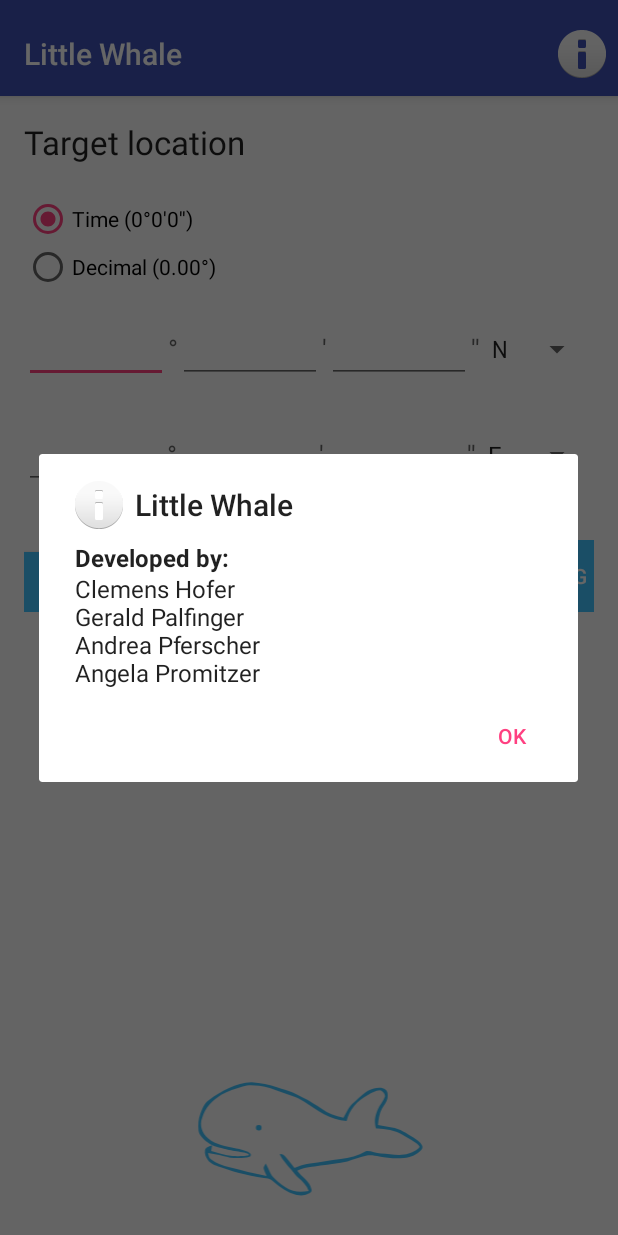
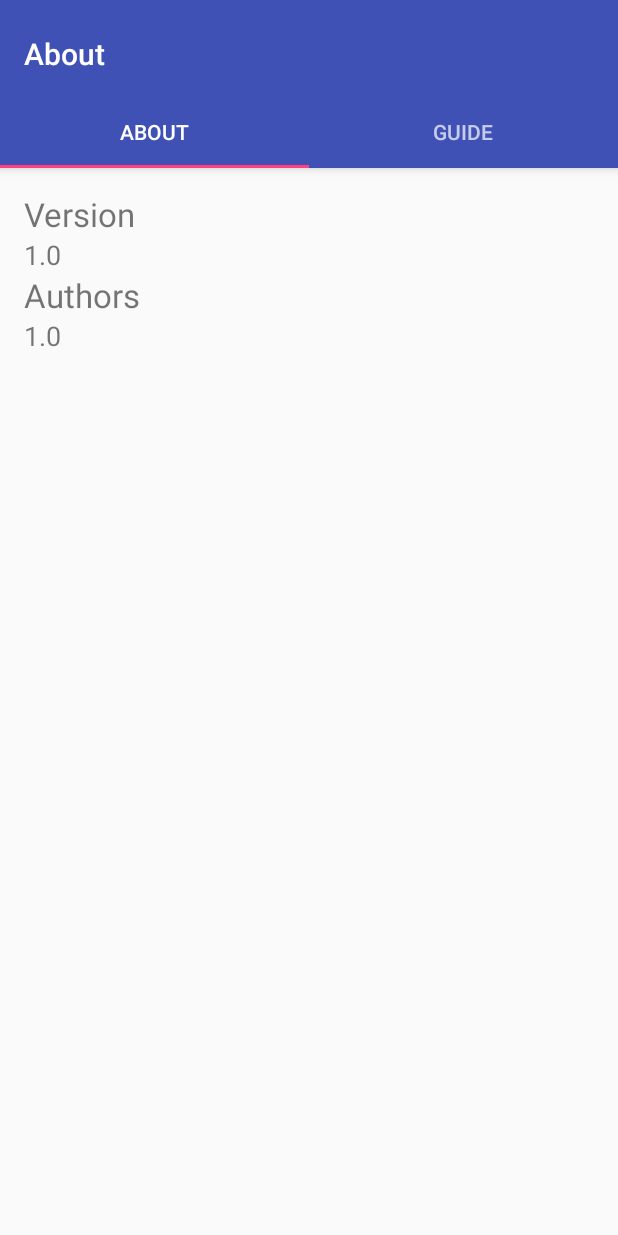
Before and after one commit to Gerii/sw16_free_LittleWhale, an Android app: the screen it shows after launch (EnterCoordinates before the commit, AboutActivity after it), after a tap on "About", on a phone screen of 412 x 824 dp. Run offline under Robolectric (Android 15) with nearby library versions, the phone set to English and light mode, and no system bars.

Commit message:
[HO,PA] Add new about page layout

```diff
--- /dev/null
+++ b/LittleWhale/app/src/main/java/com/example/andrea/littewhale/AboutActivity.java
@@ -0,0 +1,166 @@
+package com.example.andrea.littewhale;
+
+import android.content.Context;
+import android.graphics.Typeface;
+import android.support.design.widget.TabLayout;
+import android.support.design.widget.FloatingActionButton;
+import android.support.design.widget.Snackbar;
+import android.support.v7.app.AppCompatActivity;
+import android.support.v7.widget.LinearLayoutManager;
+import android.support.v7.widget.RecyclerView;
+import android.support.v7.widget.Toolbar;
+
+import android.support.v4.app.Fragment;
+import android.support.v4.app.FragmentManager;
+import android.support.v4.app.FragmentPagerAdapter;
+import android.support.v4.view.ViewPager;
+import android.os.Bundle;
+import android.util.Log;
+import android.view.LayoutInflater;
+import android.view.Menu;
+import android.view.MenuItem;
+import android.view.View;
+import android.view.ViewGroup;
+
+import android.widget.TextView;
+import android.widget.Toast;
+
+import com.example.andrea.utils.Weather;
+import com.example.andrea.utils.WeatherStorage;
+
+import java.text.DecimalFormat;
+import java.util.ArrayList;
+import java.util.Calendar;
+
+public class AboutActivity extends AppCompatActivity {
+
+    /**
+     * The {@link android.support.v4.view.PagerAdapter} that will provide
+     * fragments for each of the sections. We use a
+     * {@link FragmentPagerAdapter} derivative, which will keep every
+     * loaded fragment in memory. If this becomes too memory intensive, it
+     * may be best to switch to a
+     * {@link android.support.v4.app.FragmentStatePagerAdapter}.
+     */
+    private SectionsPagerAdapter mSectionsPagerAdapter;
+
+    /**
+     * The {@link ViewPager} that will host the section contents.
+     */
+    private ViewPager mViewPager;
+
+    @Override
+    protected void onCreate(Bundle savedInstanceState) {
+        super.onCreate(savedInstanceState);
+        setContentView(R.layout.activity_about);
+
+        Toolbar toolbar = (Toolbar) findViewById(R.id.toolbar);
+        setSupportActionBar(toolbar);
+        // Create the adapter that will return a fragment for each of the three
+        // primary sections of the activity.
+        mSectionsPagerAdapter = new SectionsPagerAdapter(getSupportFragmentManager());
+        // Set up the ViewPager with the sections adapter.
+        mViewPager = (ViewPager) findViewById(R.id.container);
+        mViewPager.setAdapter(mSectionsPagerAdapter);
+
+        TabLayout tabLayout = (TabLayout) findViewById(R.id.tabs);
+        tabLayout.setupWithViewPager(mViewPager);
+    }
+
+    public static class AboutFragment extends Fragment {
+        /**
+         * The fragment argument representing the section number for this
+         * fragment.
+         */
+        private static final String ARG_SECTION_NUMBER = "section_number";
+
+        public AboutFragment() {
+        }
+
+        /**
+         * Returns a new instance of this fragment for the given section
+         * number.
+         */
+        public static AboutFragment newInstance(int sectionNumber) {
+            AboutFragment fragment = new AboutFragment();
+            Bundle args = new Bundle();
+            args.putInt(ARG_SECTION_NUMBER, sectionNumber);
+            fragment.setArguments(args);
+            return fragment;
+        }
+
+        @Override
+        public View onCreateView(LayoutInflater inflater, ViewGroup container,
+                                 Bundle savedInstanceState) {
+            View rootView = inflater.inflate(R.layout.fragment_about, container, false);
+            return rootView;
+        }
+    }
+
+    public static class GuideFragment extends Fragment {
+        /**
+         * The fragment argument representing the section number for this
+         * fragment.
+         */
+        private static final String ARG_SECTION_NUMBER = "section_number";
+
+        public GuideFragment() {
+        }
+
+        /**
+         * Returns a new instance of this fragment for the given section
+         * number.
+         */
+        public static GuideFragment newInstance(int sectionNumber) {
+            GuideFragment fragment = new GuideFragment();
+            Bundle args = new Bundle();
+            args.putInt(ARG_SECTION_NUMBER, sectionNumber);
+            fragment.setArguments(args);
+            return fragment;
+        }
+
+        @Override
+        public View onCreateView(LayoutInflater inflater, ViewGroup container,
+                                 Bundle savedInstanceState) {
+            View rootView = inflater.inflate(R.layout.fragment_guide, container, false);
+            return rootView;
+        }
+    }
+
+
+
+    public class SectionsPagerAdapter extends FragmentPagerAdapter {
+
+        public SectionsPagerAdapter(FragmentManager fm) {
+            super(fm);
+        }
+
+        @Override
+        public Fragment getItem(int position) {
+            switch (position) {
+                case 0:
+                    return AboutFragment.newInstance(position);
+                case 1:
+                    return GuideFragment.newInstance(position);
+            }
+            return null;
+        }
+
+        @Override
+        public int getCount() {
+            return 2;
+        }
+
+        @Override
+        public CharSequence getPageTitle(int position) {
+            switch (position) {
+                case 0:
+                    return "About";
+                case 1:
+                    return "Guide";
+            }
+            return null;
+        }
+    }
+
+}
--- a/LittleWhale/app/src/main/java/com/example/andrea/littewhale/EnterCoordinates.java
+++ b/LittleWhale/app/src/main/java/com/example/andrea/littewhale/EnterCoordinates.java
@@ -187,6 +187,11 @@ public class EnterCoordinates extends AppCompatActivity {
         EnterCoordinates.this.startActivity(myIntent);
     }
 
+    private void goToInfo() {
+        Intent myIntent = new Intent(EnterCoordinates.this, AboutActivity.class);
+        EnterCoordinates.this.startActivity(myIntent);
+    }
+
     @Override
     public boolean onCreateOptionsMenu(Menu menu) {
         // Inflate the menu; this adds items to the action bar if it is present.
@@ -202,9 +207,8 @@ public class EnterCoordinates extends AppCompatActivity {
         int id = item.getItemId();
 
         if (id == R.id.action_about) {
-
-
-            new AlertDialog.Builder(this)
+            goToInfo();
+            /*new AlertDialog.Builder(this)
                     .setTitle("Little Whale")
                     .setMessage(Html.fromHtml("<b>" + "Developed by:" + "</b><br>" + " Clemens Hofer<br>Gerald Palfinger<br>" +
                             "Andrea Pferscher<br>Angela Promitzer"))
@@ -214,7 +218,7 @@ public class EnterCoordinates extends AppCompatActivity {
                         }
                     })
                     .setIcon(android.R.drawable.ic_dialog_info)
-                    .show();
+                    .show();*/
         }
 
         //noinspection SimplifiableIfStatement
@@ -315,8 +319,6 @@ public class EnterCoordinates extends AppCompatActivity {
         ((TextView) findViewById(R.id.editTextDegreeDecimalLongitude)).setText(Double.toString(decimal[1]));
         ((Spinner) findViewById(R.id.spinnerCardinalDirectionDecimalLatitude)).setSelection(latitudeSelectionIndex);
         ((Spinner) findViewById(R.id.spinnerCardinalDirectionDecimalLongitude)).setSelection(longitudeSelectionIndex);
-
-
     }
 
     private double timeToDecimalConversion(int degree, int minute, int second) {
--- a/LittleWhale/app/src/main/java/com/example/andrea/littewhale/NavigationActivity.java
+++ b/LittleWhale/app/src/main/java/com/example/andrea/littewhale/NavigationActivity.java
@@ -137,7 +137,7 @@ public class NavigationActivity extends AppCompatActivity implements SensorEvent
     protected void onCreate(Bundle savedInstanceState) {
         waitDialog = ProgressDialog.show(this, "Navigation", "Waiting for location…", true);
         waitDialog.setCancelable(true);
-        waitDialog.setCanceledOnTouchOutside(false);
+        waitDialog.setCancel
         waitDialog.setOnCancelListener(new DialogInterface.OnCancelListener() {
             public void onCancel(DialogInterface dialog) {
                 finish();
--- /dev/null
+++ b/LittleWhale/app/src/main/res/layout/activity_about.xml
@@ -0,0 +1,46 @@
+<?xml version="1.0" encoding="utf-8"?>
+<android.support.design.widget.CoordinatorLayout xmlns:android="http://schemas.android.com/apk/res/android"
+    xmlns:app="http://schemas.android.com/apk/res-auto"
+    xmlns:tools="http://schemas.android.com/tools"
+    android:id="@+id/main_content"
+    android:layout_width="match_parent"
+    android:layout_height="match_parent"
+    android:fitsSystemWindows="true"
+    tools:context="com.example.andrea.littewhale.AboutActivity">
+
+    <LinearLayout
+        android:layout_width="match_parent"
+        android:layout_height="match_parent"
+        android:orientation="vertical">
+
+        <android.support.design.widget.AppBarLayout
+            android:id="@+id/appbar"
+            android:layout_width="match_parent"
+            android:layout_height="wrap_content"
+            android:paddingTop="@dimen/appbar_padding_top"
+            android:theme="@style/AppTheme.AppBarOverlay">
+
+            <android.support.v7.widget.Toolbar
+                android:id="@+id/toolbar"
+                android:layout_width="match_parent"
+                android:layout_height="?attr/actionBarSize"
+                android:background="?attr/colorPrimary"
+                app:layout_scrollFlags="scroll|enterAlways"
+                app:popupTheme="@style/AppTheme.PopupOverlay">
+
+            </android.support.v7.widget.Toolbar>
+
+            <android.support.design.widget.TabLayout
+                android:id="@+id/tabs"
+                android:layout_width="match_parent"
+                android:layout_height="wrap_content" />
+
+        </android.support.design.widget.AppBarLayout>
+
+        <android.support.v4.view.ViewPager
+            android:id="@+id/container"
+            android:layout_width="match_parent"
+            android:layout_height="match_parent"
+            app:layout_behavior="@string/appbar_scrolling_view_behavior" />
+    </LinearLayout>
+</android.support.design.widget.CoordinatorLayout>
--- /dev/null
+++ b/LittleWhale/app/src/main/res/layout/fragment_about.xml
@@ -0,0 +1,51 @@
+<RelativeLayout xmlns:android="http://schemas.android.com/apk/res/android"
+    xmlns:tools="http://schemas.android.com/tools"
+    android:layout_width="match_parent"
+    android:layout_height="match_parent"
+    android:paddingBottom="@dimen/activity_vertical_margin"
+    android:paddingLeft="@dimen/activity_horizontal_margin"
+    android:paddingRight="@dimen/activity_horizontal_margin"
+    android:paddingTop="@dimen/activity_vertical_margin"
+    tools:context="com.example.andrea.littewhale.AboutActivity$AboutFragment">
+
+    <TextView
+        android:id="@+id/section_label"
+        android:layout_width="wrap_content"
+        android:layout_height="wrap_content"
+        android:text="@string/version_str"
+        android:layout_alignParentTop="true"
+        android:layout_alignParentLeft="true"
+        android:layout_alignParentStart="true"
+        android:textSize="@dimen/abc_text_size_large_material" />
+
+    <TextView
+        android:layout_width="wrap_content"
+        android:layout_height="wrap_content"
+        android:id="@+id/textView"
+        android:layout_below="@+id/section_label"
+        android:layout_alignParentLeft="true"
+        android:layout_alignParentStart="true"
+        android:text="@string/version"
+        android:textSize="@dimen/abc_text_size_medium_material" />
+
+    <TextView
+        android:id="@+id/textView2"
+        android:layout_width="wrap_content"
+        android:layout_height="wrap_content"
+        android:text="@string/author"
+        android:textSize="@dimen/abc_text_size_large_material"
+        android:layout_below="@+id/textView"
+        android:layout_alignParentLeft="true"
+        android:layout_alignParentStart="true" />
+
+    <TextView
+        android:layout_width="wrap_content"
+        android:layout_height="wrap_content"
+        android:id="@+id/textView4"
+        android:text="@string/version"
+        android:textSize="@dimen/abc_text_size_medium_material"
+        android:layout_below="@+id/textView2"
+        android:layout_alignParentLeft="true"
+        android:layout_alignParentStart="true" />
+
+</RelativeLayout>
--- /dev/null
+++ b/LittleWhale/app/src/main/res/layout/fragment_guide.xml
@@ -0,0 +1,16 @@
+<RelativeLayout xmlns:android="http://schemas.android.com/apk/res/android"
+    xmlns:tools="http://schemas.android.com/tools"
+    android:layout_width="match_parent"
+    android:layout_height="match_parent"
+    android:paddingBottom="@dimen/activity_vertical_margin"
+    android:paddingLeft="@dimen/activity_horizontal_margin"
+    android:paddingRight="@dimen/activity_horizontal_margin"
+    android:paddingTop="@dimen/activity_vertical_margin"
+    tools:context="com.example.andrea.littewhale.AboutActivity$GuideFragment">
+
+    <TextView
+        android:id="@+id/section_label"
+        android:layout_width="wrap_content"
+        android:layout_height="wrap_content" />
+
+</RelativeLayout>
--- a/LittleWhale/app/src/main/res/values/strings.xml
+++ b/LittleWhale/app/src/main/res/values/strings.xml
@@ -39,7 +39,7 @@
         <item>0</item>
     </integer-array>
 
-    <string-array translatable="false" name="weathericoncode">
+    <string-array name="weathericoncode" translatable="false">
         <item name="sunny">&#xf00d;</item>
         <item name="cloudy">&#xf013;</item>
         <item name="thunder">&#xf01e;</item>
@@ -49,6 +49,10 @@
         <item name="foggy">&#xf014;</item>
         <item name="clearnight">&#xf02e;</item>
     </string-array>
+    <string name="title_activity_about">About</string>
+    <string name="version">1.0</string>
+    <string name="author">Authors</string>
+    <string name="version_str">Version</string>
 
 
 </resources>
```
Also changed, not shown: LittleWhale/app/src/main/AndroidManifest.xml (+6 -3 lines).
